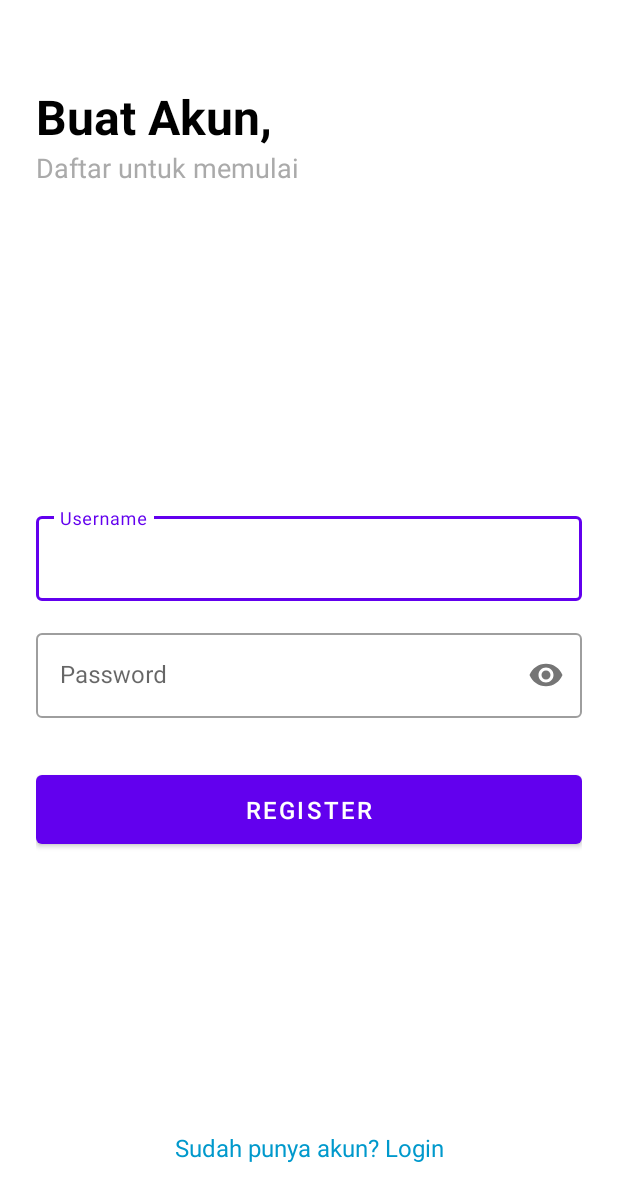
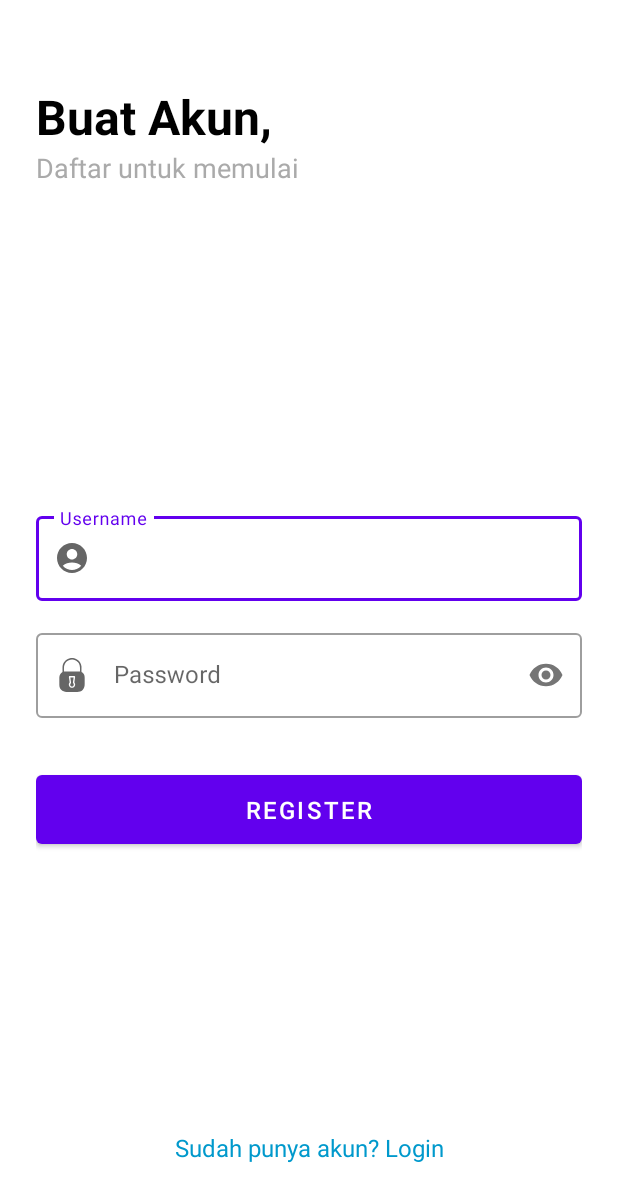
Before and after one commit to AlvitoRafky77/PABinventaris, an Android app: the RegisterActivity screen opened directly, with no data from a screen before it, on a phone screen of 412 x 824 dp. Shown: the top 1202 px of the screen. Run offline under Robolectric (Android 15) with nearby library versions, the phone set to English and light mode, and no system bars.

Commit message:
Update UI

```diff
--- a/app/src/main/res/layout/activity_register.xml
+++ b/app/src/main/res/layout/activity_register.xml
@@ -40,7 +40,7 @@
         app:layout_constraintStart_toStartOf="parent"
         app:layout_constraintBottom_toTopOf="@id/til_password_register"
         android:layout_marginBottom="16dp"
-        >
+        app:startIconDrawable="@drawable/baseline_account_circle_24">
 
         <com.google.android.material.textfield.TextInputEditText
             android:id="@+id/et_username_register"
@@ -62,7 +62,7 @@
         app:layout_constraintTop_toTopOf="parent"
         app:layout_constraintVertical_bias="0.55"
         app:passwordToggleEnabled="true"
-        >
+        app:startIconDrawable="@drawable/icon_lock">
 
         <com.google.android.material.textfield.TextInputEditText
             android:id="@+id/et_password_register"
```
